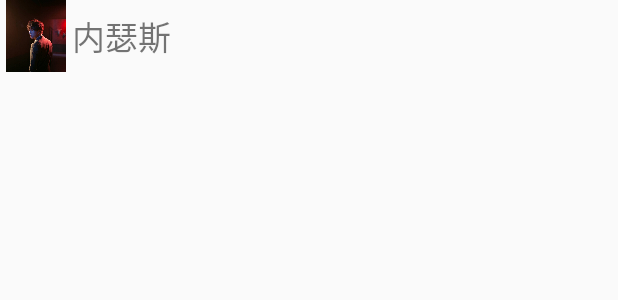
After one commit to zh8625/OurWarehouse, an Android app: the layout item_count.xml on its own in the app's theme, with its tools: preview values and no code run, on a phone screen of 412 x 824 dp. The commit adds this screen. Shown: the top 300 px of the screen. Run offline under Robolectric (Android 15) with nearby library versions, the phone set to English and light mode, and no system bars.

Commit message:
最近联系

```diff
--- a/CoolFish/app/src/main/java/fish/cool/coolfish/AddActivity.java
+++ b/CoolFish/app/src/main/java/fish/cool/coolfish/AddActivity.java
@@ -21,6 +21,7 @@ public class AddActivity extends AppCompatActivity implements View.OnClickListen
     public void onClick(View v) {
         switch (v.getId()){
             case R.id.back:
+
                 AddActivity.this.finish();
                 break;
         }
--- /dev/null
+++ b/CoolFish/app/src/main/res/layout/item_count.xml
@@ -0,0 +1,28 @@
+<?xml version="1.0" encoding="utf-8"?>
+<LinearLayout
+    xmlns:android="http://schemas.android.com/apk/res/android" android:layout_width="match_parent"
+    android:layout_height="wrap_content">
+
+
+    <RelativeLayout
+        android:layout_width="wrap_content"
+        android:layout_height="48dp">
+
+        <ImageView
+            android:id="@+id/iv_ph"
+            android:layout_width="48dp"
+            android:layout_height="48dp"
+            android:src="@drawable/xzq" />
+
+    </RelativeLayout>
+
+    <TextView
+        android:id="@+id/tv_name"
+        android:layout_width="wrap_content"
+        android:layout_height="match_parent"
+        android:layout_toRightOf="@id/iv_ph"
+        android:gravity="center_vertical"
+        android:text="内瑟斯"
+        android:textSize="22dp" />
+
+</LinearLayout>
```
Also changed, not shown: CoolFish/app/src/main/java/fish/cool/adapter/ContactAdapter.java (added, +64 -0 lines), CoolFish/app/src/main/java/fish/cool/frag/FragmentContent1.java (+9 -4 lines), CoolFish/app/src/main/res/layout/frag_main_content_1.xml (+4 -4 lines), CoolFish/app/src/main/res/drawable/xzq.png (added).
